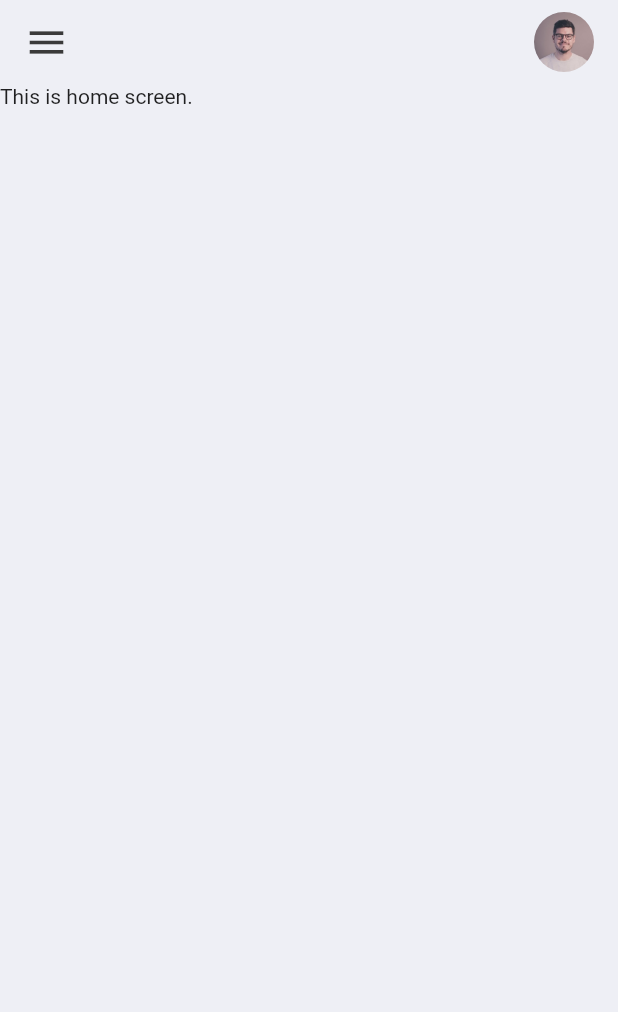
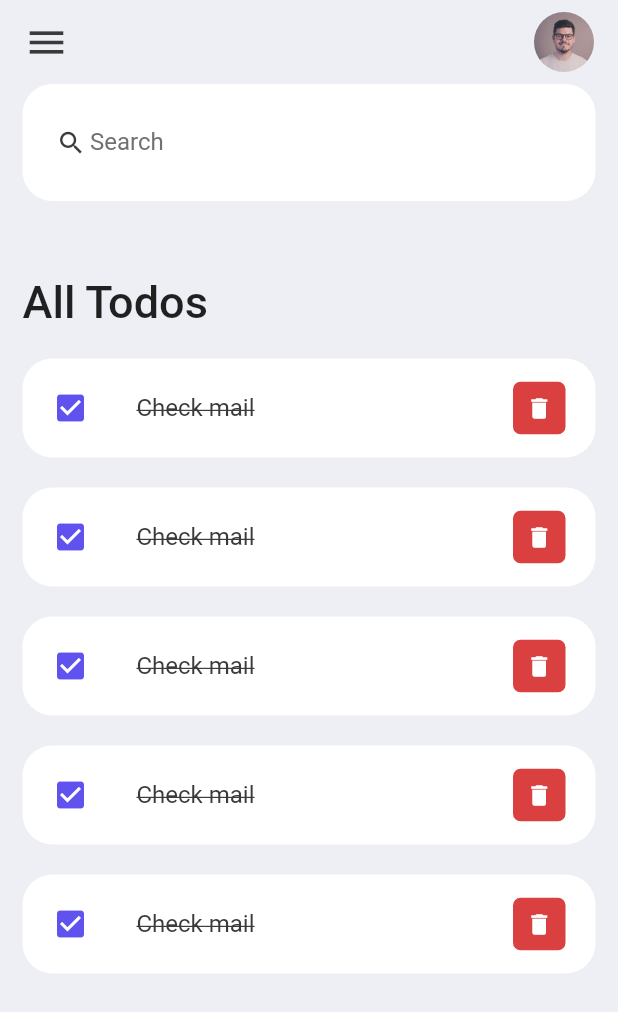
Before and after one commit to hojat72elect/flutter_play_ground, a Flutter app: the screen it shows after launch, on a phone screen of 412 x 824 dp. Shown: the top 1012 px of the screen. Run offline on Flutter 3.47's test engine with Material 2 defaults, Android fonts, the phone set to English and light mode, and no system bars.

Commit message:
created the search box UI

```diff
--- a/lib/todo_app/home.dart
+++ b/lib/todo_app/home.dart
@@ -1,5 +1,7 @@
 import 'package:flutter/material.dart';
 import 'package:flutter_play_ground/todo_app/constants/colors.dart';
+import 'package:flutter_play_ground/todo_app/widgets/search_box.dart';
+import 'package:flutter_play_ground/todo_app/widgets/todo_item.dart';
 
 class Home extends StatelessWidget {
   const Home({Key? key}) : super(key: key);
@@ -10,7 +12,36 @@
       backgroundColor: tdBGColor,
       appBar: _buildAppBar(),
       body: Container(
-        child: const Text('This is home screen.'),
+        padding: const EdgeInsets.symmetric(horizontal: 15),
+        child: Column(
+          children: [
+            searchBox(),
+            Expanded(
+              child: ListView(
+                children: [
+                  Container(
+                    margin: const EdgeInsets.only(
+                      top: 50,
+                      bottom: 20,
+                    ),
+                    child: const Text(
+                      "All Todos",
+                      style: TextStyle(
+                        fontSize: 30,
+                        fontWeight: FontWeight.w500,
+                      ),
+                    ),
+                  ),
+                  const TodoItem(),
+                  const TodoItem(),
+                  const TodoItem(),
+                  const TodoItem(),
+                  const TodoItem(),
+                ],
+              ),
+            ),
+          ],
+        ),
       ),
     );
   }
@@ -22,12 +53,12 @@
       title: Row(
         mainAxisAlignment: MainAxisAlignment.spaceBetween,
         children: [
-          Icon(
+          const Icon(
             Icons.menu,
             color: tdBlack,
             size: 30,
           ),
-          Container(
+          SizedBox(
             height: 40,
             width: 40,
             child: ClipRRect(
--- /dev/null
+++ b/lib/todo_app/widgets/search_box.dart
@@ -0,0 +1,29 @@
+import 'package:flutter/material.dart';
+
+import '../constants/colors.dart';
+
+/// This function returns a saerch box where you can enter a text to be searched.
+Widget searchBox() {
+  return Container(
+    padding: const EdgeInsets.symmetric(horizontal: 20, vertical: 15),
+    decoration: BoxDecoration(
+        color: Colors.white, borderRadius: BorderRadius.circular(20)),
+    child: const TextField(
+      decoration: InputDecoration(
+        contentPadding: EdgeInsets.all(0),
+        prefixIcon: Icon(
+          Icons.search,
+          color: tdBlack,
+          size: 20,
+        ),
+        prefixIconConstraints: BoxConstraints(
+          maxHeight: 20,
+          minWidth: 25,
+        ),
+        border: InputBorder.none,
+        hintText: 'Search',
+        hintStyle: TextStyle(color: tdGray),
+      ),
+    ),
+  );
+}
--- /dev/null
+++ b/lib/todo_app/widgets/todo_item.dart
@@ -0,0 +1,53 @@
+import 'package:flutter/material.dart';
+import 'package:flutter_play_ground/todo_app/constants/colors.dart';
+
+class TodoItem extends StatelessWidget {
+  const TodoItem({Key? key}) : super(key: key);
+
+  @override
+  Widget build(BuildContext context) {
+    return Container(
+      margin: EdgeInsets.only(bottom: 20),
+      child: ListTile(
+        onTap: () {
+          print("The ToDo item was clicked.");
+        },
+        shape: RoundedRectangleBorder(
+          borderRadius: BorderRadius.circular(20),
+        ),
+        contentPadding: const EdgeInsets.symmetric(horizontal: 20, vertical: 5),
+        tileColor: Colors.white,
+        leading: const Icon(
+          Icons.check_box,
+          color: tdBlue,
+        ),
+        title: const Text(
+          "Check mail",
+          style: TextStyle(
+            fontSize: 16,
+            color: tdBlack,
+            decoration: TextDecoration.lineThrough,
+          ),
+        ),
+        trailing: Container(
+          padding: const EdgeInsets.all(0),
+          margin: const EdgeInsets.symmetric(vertical: 8),
+          height: 35,
+          width: 35,
+          decoration: BoxDecoration(
+            color: tdRed,
+            borderRadius: BorderRadius.circular(5),
+          ),
+          child: IconButton(
+            color: Colors.white,
+            iconSize: 18,
+            icon: const Icon(Icons.delete),
+            onPressed: () {
+              print("The delete button was clicked.");
+            },
+          ),
+        ),
+      ),
+    );
+  }
+}
```
